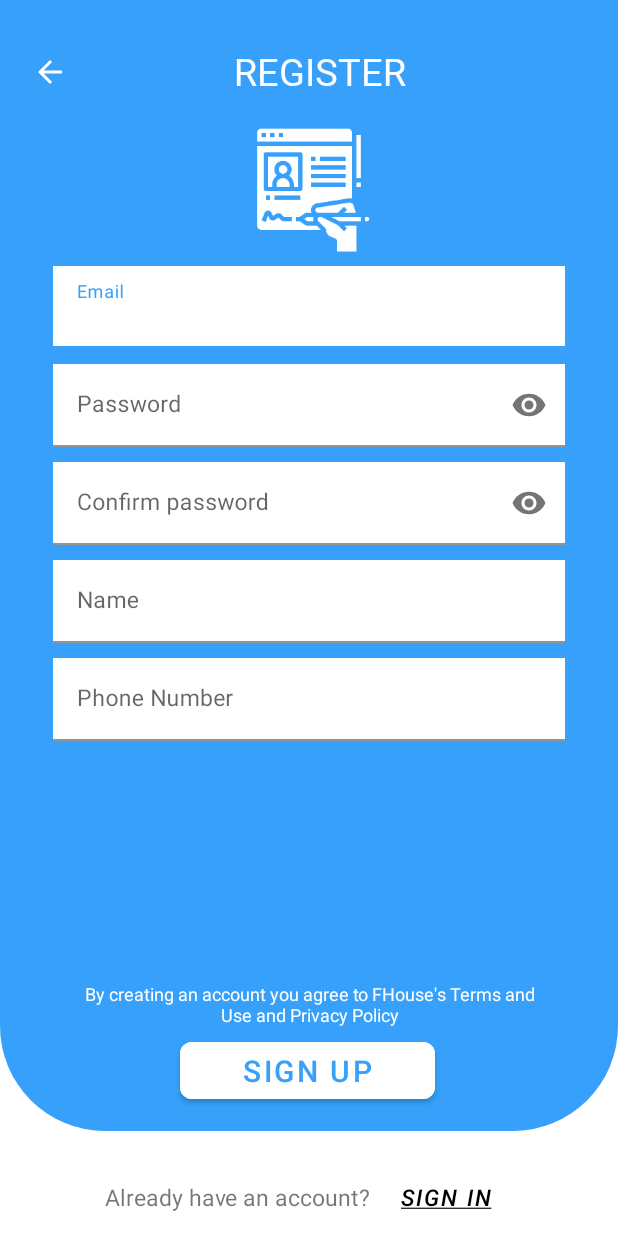
After one commit to Babyze/FHouse, an Android app: the layout activity_sign_up.xml on its own in the app's theme, with its tools: preview values and no code run, on a phone screen of 412 x 824 dp. The commit adds this screen. Run offline under Robolectric (Android 15) with nearby library versions, the phone set to English and light mode, and no system bars.

Commit message:
Sign Up Feature

```diff
--- /dev/null
+++ b/app/src/main/java/com/habp/fhouse/ui/signup/SignUpActivity.java
@@ -0,0 +1,94 @@
+package com.habp.fhouse.ui.signup;
+
+import androidx.appcompat.app.AppCompatActivity;
+
+import android.content.Intent;
+import android.os.Bundle;
+import android.view.View;
+import android.widget.Toast;
+
+import com.google.android.material.textfield.TextInputLayout;
+import com.google.firebase.auth.FirebaseAuth;
+import com.google.firebase.firestore.FirebaseFirestore;
+import com.habp.fhouse.MainActivity;
+import com.habp.fhouse.R;
+import com.habp.fhouse.data.datasource.FirebaseAuthRemote;
+
+public class SignUpActivity extends AppCompatActivity implements SignUpContract.View {
+    private FirebaseAuthRemote firebaseAuthRemote;
+    private SignUpPresenter signUpPresenter;
+    private TextInputLayout edtEmail, edtPassword, edtConfirmPsw, edtName, edtPhoneNumber;
+    @Override
+    protected void onCreate(Bundle savedInstanceState) {
+        super.onCreate(savedInstanceState);
+        setContentView(R.layout.activity_sign_up);
+        firebaseAuthRemote = new FirebaseAuthRemote(FirebaseAuth.getInstance(), FirebaseFirestore.getInstance());
+        signUpPresenter = new SignUpPresenter(firebaseAuthRemote, this);
+        edtEmail = findViewById(R.id.edtEmail);
+        edtPassword = findViewById(R.id.edtPassword);
+        edtConfirmPsw = findViewById(R.id.edtConfirmPsw);
+        edtName = findViewById(R.id.edtName);
+        edtPhoneNumber = findViewById(R.id.edtPhoneNumber);
+    }
+
+    public void clickToBack(View view) {
+        finish();
+    }
+
+    public void clickToSignUp(View view) {
+        signUpPresenter.onSignUp(
+                edtEmail.getEditText().getText().toString(),
+                edtPassword.getEditText().getText().toString(),
+                edtConfirmPsw.getEditText().getText().toString(),
+                edtName.getEditText().getText().toString(),
+                edtPhoneNumber.getEditText().getText().toString()
+        );
+
+    }
+
+    public void clickToSignIn(View view) {
+//        Intent intent = new Intent(this, Login.class);
+//        startActivity(intent);
+    }
+
+    @Override
+    public void onSignUpSuccess() {
+        Toast.makeText(this, "Sign up success", Toast.LENGTH_SHORT).show();
+        Intent intent = new Intent(this, MainActivity.class);
+        startActivity(intent);
+    }
+
+    @Override
+    public void onSignUpFailed(String message) {
+        Toast.makeText(this, message, Toast.LENGTH_SHORT).show();
+    }
+
+    @Override
+    public void onInvalidEmail(String message) {
+        edtEmail.setError(message);
+        return;
+    }
+
+    @Override
+    public void onInvalidPassword(String message) {
+        edtPassword.setError(message);
+        return;
+    }
+
+    @Override
+    public void onInvalidConfirmPassword(String message) {
+        edtConfirmPsw.setError(message);
+    }
+
+    @Override
+    public void onInvalidName(String message) {
+        edtName.setError(message);
+        return;
+    }
+
+    @Override
+    public void onInvalidPhoneNumber(String message) {
+        edtPhoneNumber.setError(message);
+        return;
+    }
+}
--- /dev/null
+++ b/app/src/main/java/com/habp/fhouse/ui/signup/SignUpContract.java
@@ -0,0 +1,16 @@
+package com.habp.fhouse.ui.signup;
+
+public interface SignUpContract {
+    interface View {
+        void onSignUpSuccess();
+        void onSignUpFailed(String message);
+        void onInvalidEmail(String message);
+        void onInvalidPassword(String message);
+        void onInvalidConfirmPassword(String message);
+        void onInvalidName(String message);
+        void onInvalidPhoneNumber(String message);
+    }
+    interface Presenter {
+        void onSignUp(String email, String password, String confirmPsw, String name, String phoneNumber);
+    }
+}
--- /dev/null
+++ b/app/src/main/java/com/habp/fhouse/ui/signup/SignUpPresenter.java
@@ -0,0 +1,50 @@
+package com.habp.fhouse.ui.signup;
+
+import com.google.firebase.auth.FirebaseAuth;
+import com.google.firebase.firestore.FirebaseFirestore;
+import com.habp.fhouse.data.datasource.FirebaseAuthRemote;
+
+public class SignUpPresenter implements SignUpContract.Presenter {
+    private FirebaseAuthRemote firebaseAuthRemote;
+    private SignUpContract.View mView;
+
+    public SignUpPresenter(FirebaseAuthRemote firebaseAuthRemote, SignUpContract.View mView) {
+        this.firebaseAuthRemote = firebaseAuthRemote;
+        this.mView = mView;
+    }
+
+    @Override
+    public void onSignUp(String email, String password, String confirmPsw, String name, String phoneNumber) {
+        if (email.length() == 0) {
+            mView.onInvalidEmail("Email is required");
+            return;
+        }
+        if (password.length() < 6) {
+            mView.onInvalidPassword("Password is required");
+            return;
+        }
+        if (confirmPsw.length() < 6) {
+            mView.onInvalidConfirmPassword("Confirm password is required");
+            return;
+        }
+        if (!confirmPsw.equals(password)) {
+            mView.onInvalidConfirmPassword("Confirm password is not matching");
+            return;
+        }
+        if (name.length() == 0) {
+            mView.onInvalidConfirmPassword("Name is required");
+            return;
+        }
+        if (phoneNumber.length() != 10) {
+            mView.onInvalidConfirmPassword("Phone number is required. Has to be 10 numbers");
+            return;
+        }
+        firebaseAuthRemote.signUp(email, password, name, phoneNumber, isSuccess -> {
+            if (isSuccess) {
+                mView.onSignUpSuccess();
+            } else {
+                mView.onSignUpFailed("Sign up failed");
+            }
+        });
+    }
+}
--- /dev/null
+++ b/app/src/main/res/drawable/shape_sign_up_rectangle_corner.xml
@@ -0,0 +1,8 @@
+<?xml version="1.0" encoding="utf-8"?>
+<shape xmlns:android="http://schemas.android.com/apk/res/android"
+    android:shape="rectangle">
+    <solid android:color="@color/blue"/>
+    <corners
+        android:bottomLeftRadius="70dp"
+        android:bottomRightRadius="70dp"/>
+</shape>
--- /dev/null
+++ b/app/src/main/res/layout/activity_sign_up.xml
@@ -0,0 +1,215 @@
+<?xml version="1.0" encoding="utf-8"?>
+<androidx.constraintlayout.widget.ConstraintLayout xmlns:android="http://schemas.android.com/apk/res/android"
+    xmlns:app="http://schemas.android.com/apk/res-auto"
+    xmlns:tools="http://schemas.android.com/tools"
+    android:layout_width="match_parent"
+    android:layout_height="match_parent"
+    tools:context=".ui.signup.SignUpActivity">
+
+    <ImageView
+        android:id="@+id/imageView10"
+        android:layout_width="match_parent"
+        android:layout_height="match_parent"
+        android:layout_marginBottom="70dp"
+        app:layout_constraintBottom_toBottomOf="parent"
+        app:layout_constraintEnd_toEndOf="parent"
+        app:layout_constraintStart_toStartOf="parent"
+        app:layout_constraintTop_toTopOf="parent"
+        app:srcCompat="@drawable/shape_sign_up_rectangle_corner" />
+
+    <TextView
+        android:id="@+id/textView5"
+        android:layout_width="match_parent"
+        android:layout_height="wrap_content"
+        android:layout_marginStart="60dp"
+        android:layout_marginTop="30dp"
+        android:layout_marginEnd="45dp"
+        android:fontFamily="@font/righteous"
+        android:gravity="center"
+        android:text="REGISTER"
+        android:textColor="@color/white"
+        android:textSize="25dp"
+        app:layout_constraintEnd_toEndOf="parent"
+        app:layout_constraintStart_toStartOf="parent"
+        app:layout_constraintTop_toTopOf="@+id/imageView10" />
+
+    <ImageButton
+        android:id="@+id/imageView24"
+        android:layout_width="35dp"
+        android:layout_height="35dp"
+        android:layout_marginStart="15dp"
+        android:layout_marginTop="30dp"
+        android:background="@android:color/transparent"
+        android:onClick="clickToBack"
+        android:src="@drawable/abc_vector_test"
+        app:layout_constraintStart_toStartOf="parent"
+        app:layout_constraintTop_toTopOf="@+id/imageView10" />
+
+    <ImageView
+        android:id="@+id/imageView23"
+        android:layout_width="109dp"
+        android:layout_height="92dp"
+        android:layout_marginTop="15dp"
+        app:layout_constraintEnd_toEndOf="parent"
+        app:layout_constraintStart_toStartOf="parent"
+        app:layout_constraintTop_toBottomOf="@+id/textView5"
+        app:srcCompat="@mipmap/ic_signup_logo" />
+
+    <com.google.android.material.textfield.TextInputLayout
+        android:id="@+id/edtEmail"
+        style="@style/Widget.MaterialComponents.TextInputLayout.FilledBox"
+        android:layout_width="match_parent"
+        android:layout_height="65dp"
+        android:layout_marginStart="35dp"
+        android:layout_marginTop="5dp"
+        android:layout_marginEnd="35dp"
+        app:layout_constraintEnd_toEndOf="parent"
+        app:layout_constraintStart_toStartOf="parent"
+        app:layout_constraintTop_toBottomOf="@+id/imageView23">
+
+        <com.google.android.material.textfield.TextInputEditText
+            android:layout_width="match_parent"
+            android:layout_height="55dp"
+            android:background="@color/white"
+            android:hint="Email"
+            android:inputType="textEmailAddress"
+            android:textSize="15dp" />
+    </com.google.android.material.textfield.TextInputLayout>
+
+    <com.google.android.material.textfield.TextInputLayout
+        android:id="@+id/edtPassword"
+        style="@style/Widget.MaterialComponents.TextInputLayout.FilledBox"
+        android:layout_width="match_parent"
+        android:layout_height="65dp"
+        android:layout_marginStart="35dp"
+        android:layout_marginEnd="35dp"
+        app:layout_constraintEnd_toEndOf="parent"
+        app:layout_constraintStart_toStartOf="parent"
+        app:layout_constraintTop_toBottomOf="@+id/edtEmail"
+        app:passwordToggleEnabled="true">
+
+        <com.google.android.material.textfield.TextInputEditText
+            android:layout_width="match_parent"
+            android:layout_height="55dp"
+            android:background="@color/white"
+            android:hint="Password"
+            android:textSize="15dp"
+            android:inputType="textPassword" />
+    </com.google.android.material.textfield.TextInputLayout>
+
+    <com.google.android.material.textfield.TextInputLayout
+        android:id="@+id/edtConfirmPsw"
+        style="@style/Widget.MaterialComponents.TextInputLayout.FilledBox"
+        android:layout_width="match_parent"
+        android:layout_height="65dp"
+        android:layout_marginStart="35dp"
+        android:layout_marginEnd="35dp"
+        app:layout_constraintEnd_toEndOf="parent"
+        app:layout_constraintStart_toStartOf="parent"
+        app:layout_constraintTop_toBottomOf="@+id/edtPassword"
+        app:passwordToggleEnabled="true">
+
+        <com.google.android.material.textfield.TextInputEditText
+            android:layout_width="match_parent"
+            android:layout_height="55dp"
+            android:background="@color/white"
+            android:hint="Confirm password"
+            android:inputType="textPassword"
+            android:textSize="15dp" />
+    </com.google.android.material.textfield.TextInputLayout>
+
+    <com.google.android.material.textfield.TextInputLayout
+        android:id="@+id/edtName"
+        style="@style/Widget.MaterialComponents.TextInputLayout.FilledBox"
+        android:layout_width="match_parent"
+        android:layout_height="65dp"
+        android:layout_marginStart="35dp"
+        android:layout_marginEnd="35dp"
+        app:layout_constraintEnd_toEndOf="parent"
+        app:layout_constraintStart_toStartOf="parent"
+        app:layout_constraintTop_toBottomOf="@+id/edtConfirmPsw">
+
+        <com.google.android.material.textfield.TextInputEditText
+            android:layout_width="match_parent"
+            android:layout_height="55dp"
+            android:background="@color/white"
+            android:hint="Name"
+            android:textSize="15dp" />
+    </com.google.android.material.textfield.TextInputLayout>
+
+    <com.google.android.material.textfield.TextInputLayout
+        android:id="@+id/edtPhoneNumber"
+        style="@style/Widget.MaterialComponents.TextInputLayout.FilledBox"
+        android:layout_width="match_parent"
+        android:layout_height="65dp"
+        android:layout_marginStart="35dp"
+        android:layout_marginEnd="35dp"
+        app:layout_constraintEnd_toEndOf="parent"
+        app:layout_constraintStart_toStartOf="parent"
+        app:layout_constraintTop_toBottomOf="@+id/edtName">
+
+        <com.google.android.material.textfield.TextInputEditText
+            android:layout_width="match_parent"
+            android:layout_height="55dp"
+            android:background="@color/white"
+            android:hint="Phone Number"
+            android:inputType="number"
+            android:textSize="15dp" />
+    </com.google.android.material.textfield.TextInputLayout>
+
+    <TextView
+        android:id="@+id/textView9"
+        android:layout_width="match_parent"
+        android:layout_height="wrap_content"
+        android:layout_marginStart="50dp"
+        android:layout_marginEnd="50dp"
+        android:layout_marginBottom="4dp"
+        android:gravity="center"
+        android:text="By creating an account you agree to FHouse's Terms and Use and Privacy Policy"
+        android:textSize="12dp"
+        android:textColor="@color/white"
+        app:layout_constraintBottom_toTopOf="@+id/btnSignUp"
+        app:layout_constraintEnd_toEndOf="parent"
+        app:layout_constraintStart_toStartOf="parent" />
+
+    <Button
+        android:id="@+id/btnSignUp"
+        android:layout_width="170dp"
+        android:layout_height="50dp"
+        android:layout_marginBottom="15dp"
+        android:backgroundTint="@color/white"
+        android:onClick="clickToSignUp"
+        android:text="Sign Up"
+        android:textColor="@color/blue"
+        android:textSize="20dp"
+        app:cornerRadius="8dp"
+        app:layout_constraintBottom_toBottomOf="@+id/imageView10"
+        app:layout_constraintEnd_toEndOf="parent"
+        app:layout_constraintHorizontal_bias="0.497"
+        app:layout_constraintStart_toStartOf="parent" />
+
+    <TextView
+        android:id="@+id/textView7"
+        android:layout_width="wrap_content"
+        android:layout_height="wrap_content"
+        android:layout_marginStart="20dp"
+        android:layout_marginBottom="15dp"
+        android:text="Already have an account? "
+        android:textSize="15dp"
+        app:layout_constraintBottom_toBottomOf="parent"
+        app:layout_constraintStart_toStartOf="@+id/textView9" />
+
+    <Button
+        android:id="@+id/btnSignIn"
+        android:layout_width="wrap_content"
+        android:layout_height="wrap_content"
+        android:layout_marginBottom="2dp"
+        android:background="@android:color/transparent"
+        android:onClick="clickToSignIn"
+        android:text="@string/signup_signin"
+        android:textColor="@color/black"
+        android:textSize="15dp"
+        android:textStyle="italic"
+        app:layout_constraintBottom_toBottomOf="parent"
+        app:layout_constraintStart_toEndOf="@+id/textView7" />
+</androidx.constraintlayout.widget.ConstraintLayout>
--- a/app/src/main/res/values/strings.xml
+++ b/app/src/main/res/values/strings.xml
@@ -3,4 +3,5 @@
     <string name="firsttime_next">Next</string>
     <string name="fhouse_pref_name">FHouse</string>
     <string name="is_first_run">isFirstRun</string>
+    <string name="signup_signin"><i><u>Sign In</u></i></string>
 </resources>
```
Also changed, not shown: app/src/main/res/mipmap-xxxhdpi/ic_signup_logo.png (added).
